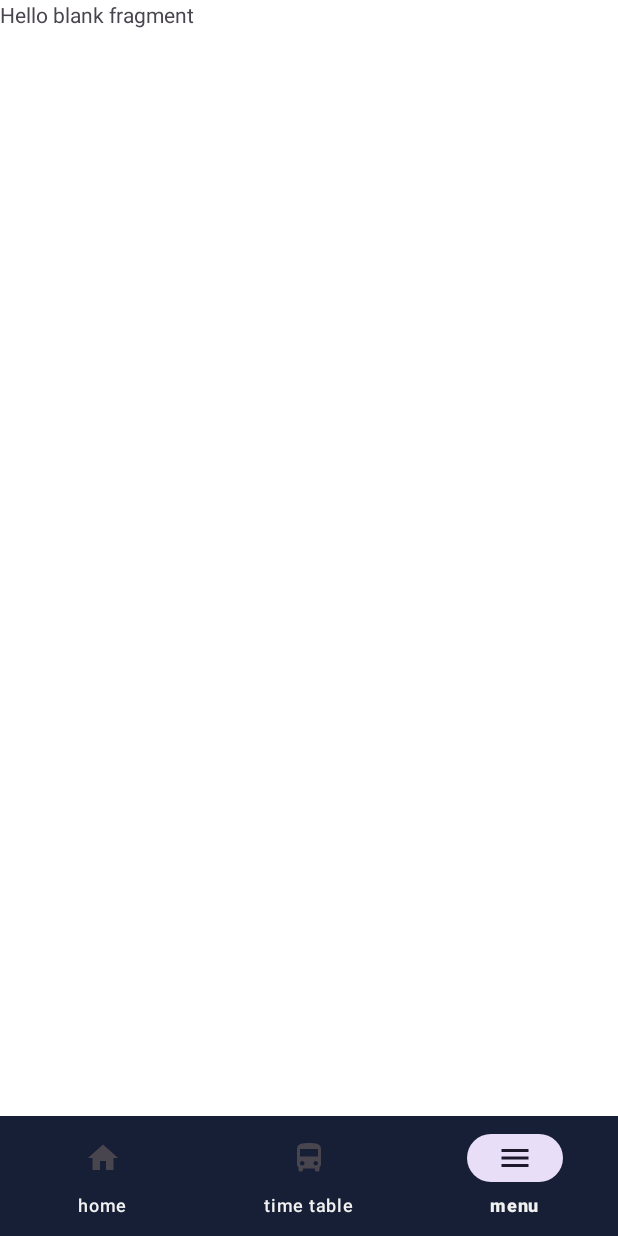
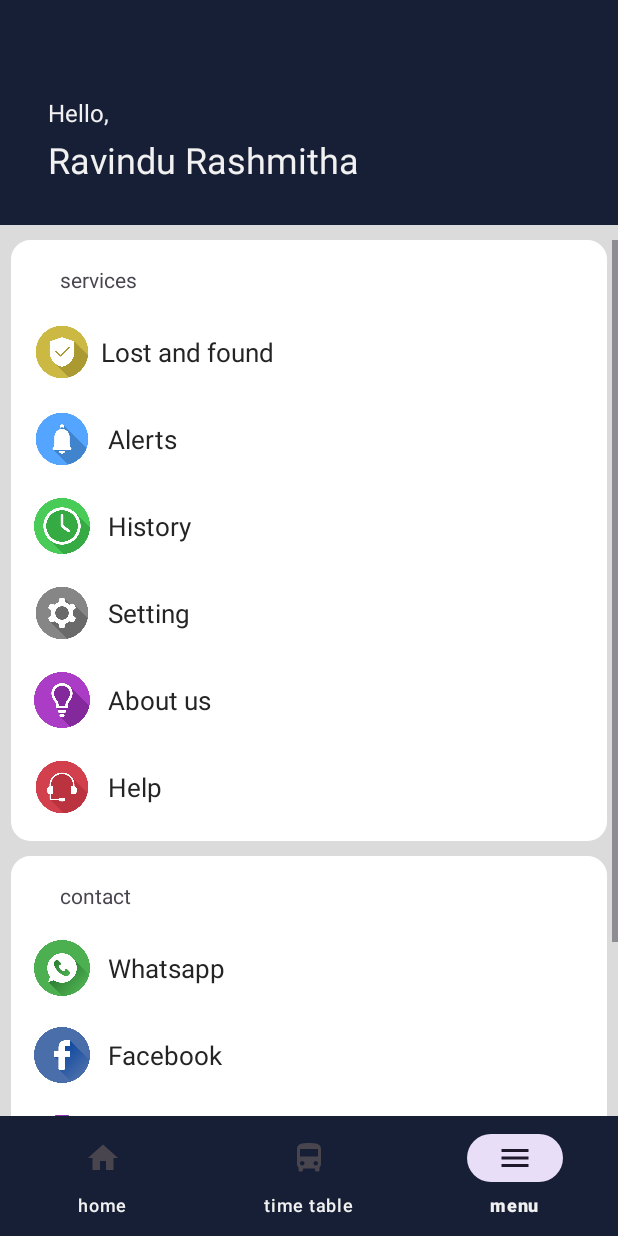
Before and after one commit to RaviRash2k/Bus-Booking-Mobile-Application, an Android app: the RouteManagerHome screen opened directly, with no data from a screen before it, item 3 of the bottom bar chosen, on a phone screen of 412 x 824 dp. Run offline under Robolectric (Android 15) with nearby library versions, the phone set to English and light mode, and no system bars.

Commit message:
Logout function for route manager

```diff
--- a/app/src/main/AndroidManifest.xml
+++ b/app/src/main/AndroidManifest.xml
@@ -15,6 +15,9 @@
         android:supportsRtl="true"
         android:theme="@style/Theme.BusBookingApplication"
         tools:targetApi="31">
+        <activity
+            android:name=".users.routeManager.routeManagerFragment.RouteManagerMenu.RouteManagerMenuActivity"
+            android:exported="false" />
         <activity
             android:name=".users.routeManager.routeManagerFragment.TimeTableManage.UpdateTimeTable"
             android:exported="false" />
--- a/app/src/main/java/com/example/busbookingapplication/users/routeManager/RouteManagerHome.java
+++ b/app/src/main/java/com/example/busbookingapplication/users/routeManager/RouteManagerHome.java
@@ -19,6 +19,7 @@ import com.example.busbookingapplication.users.customer.customerFragments.custom
 import com.example.busbookingapplication.users.customer.customerFragments.customerHome.CusHomeFragment;
 import com.example.busbookingapplication.users.customer.customerFragments.customerMenu.CustomerMenuFragment;
 import com.example.busbookingapplication.users.routeManager.routeManagerFragment.RouteManagerHome.RouteManagerHomeFragment;
+import com.example.busbookingapplication.users.routeManager.routeManagerFragment.RouteManagerMenu.RouteManagerMenuFragment;
 import com.example.busbookingapplication.users.routeManager.routeManagerFragment.TimeTableManage.SelectRoute;
 import com.google.android.material.bottomnavigation.BottomNavigationView;
 
@@ -50,8 +51,8 @@ public class RouteManagerHome extends AppCompatActivity {
                 } else if (itemId == R.id.homeRouteManager) {
                     loadFragment(new RouteManagerHomeFragment(), false);
 
-                } else if (itemId == R.id.setting) {
-                    loadFragment(new RouteManagerHomeFragment(), false);
+                } else if (itemId == R.id.menu) {
+                    loadFragment(new RouteManagerMenuFragment(), false);
 
                 }
                 return true;
--- /dev/null
+++ b/app/src/main/java/com/example/busbookingapplication/users/routeManager/routeManagerFragment/RouteManagerMenu/RouteManagerMenuFragment.java
@@ -0,0 +1,66 @@
+package com.example.busbookingapplication.users.routeManager.routeManagerFragment.RouteManagerMenu;
+
+import android.content.DialogInterface;
+import android.content.Intent;
+import android.content.SharedPreferences;
+import android.os.Bundle;
+
+import androidx.appcompat.app.AlertDialog;
+import androidx.fragment.app.Fragment;
+
+import android.view.LayoutInflater;
+import android.view.View;
+import android.view.ViewGroup;
+import android.widget.LinearLayout;
+
+import com.example.busbookingapplication.R;
+import com.example.busbookingapplication.registerAndLogin.login.LoginActivity;
+
+public class RouteManagerMenuFragment extends Fragment {
+
+    LinearLayout routeLogout;
+
+    @Override
+    public View onCreateView(LayoutInflater inflater, ViewGroup container,
+                             Bundle savedInstanceState) {
+        View rootView = inflater.inflate(R.layout.fragment_route_manager_menu, container, false);
+
+        //Logout of customer
+
+        routeLogout = rootView.findViewById(R.id.routeLogout);
+
+        SharedPreferences sharedPreferences = requireActivity().getSharedPreferences("CurrentUser", getContext().MODE_PRIVATE);
+        SharedPreferences.Editor editor = sharedPreferences.edit();
+        routeLogout.setOnClickListener(new View.OnClickListener() {
+            @Override
+            public void onClick(View v) {
+
+                AlertDialog.Builder builder = new AlertDialog.Builder(v.getContext());
+                builder.setMessage("Are you sure logout ?");
+
+                builder.setPositiveButton("logout", new DialogInterface.OnClickListener() {
+                    @Override
+                    public void onClick(DialogInterface dialog, int which) {
+
+                        editor.clear();
+                        editor.apply();
+
+                        Intent i = new Intent(getActivity(), LoginActivity.class);
+                        startActivity(i);
+                    }
+                });
+                builder.setNegativeButton("Cancel", new DialogInterface.OnClickListener() {
+                    @Override
+                    public void onClick(DialogInterface dialog, int which) {
+                        dialog.dismiss();
+                    }
+                });
+
+                AlertDialog alertDialog = builder.create();
+                alertDialog.show();
+            }
+        });
+
+        return rootView;
+    }
+}
--- /dev/null
+++ b/app/src/main/res/layout/fragment_route_manager_menu.xml
@@ -0,0 +1,281 @@
+<?xml version="1.0" encoding="utf-8"?>
+    <LinearLayout xmlns:android="http://schemas.android.com/apk/res/android"
+        xmlns:app="http://schemas.android.com/apk/res-auto"
+        xmlns:tools="http://schemas.android.com/tools"
+        android:layout_width="match_parent"
+        android:layout_height="match_parent"
+        android:orientation="vertical"
+        android:background="@color/my_bckground"
+        tools:context=".users.routeManager.routeManagerFragment.RouteManagerMenu.RouteManagerMenuFragment">
+
+        <!-- TODO: Update blank fragment layout -->
+        <androidx.constraintlayout.widget.ConstraintLayout
+            android:layout_width="match_parent"
+            android:layout_height="150dp"
+            android:layout_marginBottom="10dp"
+            android:background="@color/main">
+
+            <TextView
+                android:id="@+id/textView"
+                android:layout_width="wrap_content"
+                android:layout_height="wrap_content"
+                android:layout_marginStart="32dp"
+                android:layout_marginTop="64dp"
+                android:text="Hello,"
+                android:textColor="@color/text"
+                android:textSize="16sp"
+                app:layout_constraintStart_toStartOf="parent"
+                app:layout_constraintTop_toTopOf="parent" />
+
+            <TextView
+                android:layout_width="wrap_content"
+                android:layout_height="wrap_content"
+                android:layout_marginTop="4dp"
+                android:text="Ravindu Rashmitha"
+                android:textColor="@color/text"
+                android:textSize="24sp"
+                app:layout_constraintStart_toStartOf="@+id/textView"
+                app:layout_constraintTop_toBottomOf="@+id/textView" />
+        </androidx.constraintlayout.widget.ConstraintLayout>
+
+        <ScrollView
+            android:layout_width="match_parent"
+            android:layout_height="wrap_content">
+
+            <LinearLayout
+                android:layout_width="match_parent"
+                android:layout_height="wrap_content"
+                android:orientation="vertical">
+
+                <LinearLayout
+                    android:layout_width="match_parent"
+                    android:layout_height="wrap_content"
+                    android:layout_marginHorizontal="7dp"
+                    android:orientation="vertical"
+                    android:paddingHorizontal="15dp"
+                    android:layout_marginBottom="10dp"
+                    android:background="@drawable/menu_items_background">
+
+                    <TextView
+                        android:layout_width="match_parent"
+                        android:layout_height="wrap_content"
+                        android:text="services"
+                        android:paddingVertical="10dp"
+                        android:layout_marginStart="17dp"/>
+
+                    <LinearLayout
+                        android:layout_width="match_parent"
+                        android:layout_height="58dp"
+                        android:orientation="horizontal"
+                        android:gravity="center">
+                        <ImageView
+                            android:layout_width="37dp"
+                            android:layout_height="37dp"
+                            android:src="@drawable/security"/>
+                        <TextView
+                            android:layout_width="match_parent"
+                            android:layout_height="wrap_content"
+                            android:textSize="17sp"
+                            android:textColor="@color/dark_text"
+                            android:layout_marginStart="7dp"
+                            android:text="Lost and found"/>
+                    </LinearLayout>
+
+                    <LinearLayout
+                        android:layout_width="match_parent"
+                        android:layout_height="58dp"
+                        android:orientation="horizontal"
+                        android:gravity="center">
+                        <ImageView
+                            android:layout_width="37dp"
+                            android:layout_height="37dp"
+                            android:src="@drawable/notification"/>
+                        <TextView
+                            android:layout_width="match_parent"
+                            android:layout_height="wrap_content"
+                            android:textSize="17sp"
+                            android:textColor="@color/dark_text"
+                            android:layout_marginStart="12dp"
+                            android:text="Alerts"/>
+                    </LinearLayout>
+
+                    <LinearLayout
+                        android:layout_width="match_parent"
+                        android:layout_height="58dp"
+                        android:orientation="horizontal"
+                        android:gravity="center">
+                        <ImageView
+                            android:layout_width="37dp"
+                            android:layout_height="37dp"
+                            android:src="@drawable/clock"/>
+                        <TextView
+                            android:layout_width="match_parent"
+                            android:layout_height="wrap_content"
+                            android:textSize="17sp"
+                            android:textColor="@color/dark_text"
+                            android:layout_marginStart="12dp"
+                            android:text="History"/>
+                    </LinearLayout>
+
+                    <LinearLayout
+                        android:layout_width="match_parent"
+                        android:layout_height="58dp"
+                        android:orientation="horizontal"
+                        android:gravity="center">
+                        <ImageView
+                            android:layout_width="37dp"
+                            android:layout_height="37dp"
+                            android:src="@drawable/setting"/>
+                        <TextView
+                            android:layout_width="match_parent"
+                            android:layout_height="wrap_content"
+                            android:textSize="17sp"
+                            android:textColor="@color/dark_text"
+                            android:layout_marginStart="12dp"
+                            android:text="Setting"/>
+                    </LinearLayout>
+
+                    <LinearLayout
+                        android:layout_width="match_parent"
+                        android:layout_height="58dp"
+                        android:orientation="horizontal"
+                        android:gravity="center">
+                        <ImageView
+                            android:layout_width="37dp"
+                            android:layout_height="37dp"
+                            android:src="@drawable/bulb"/>
+                        <TextView
+                            android:layout_width="match_parent"
+                            android:layout_height="wrap_content"
+                            android:textSize="17sp"
+                            android:textColor="@color/dark_text"
+                            android:layout_marginStart="12dp"
+                            android:text="About us"/>
+                    </LinearLayout>
+
+                    <LinearLayout
+                        android:layout_width="match_parent"
+                        android:layout_height="58dp"
+                        android:orientation="horizontal"
+                        android:gravity="center">
+                        <ImageView
+                            android:layout_width="37dp"
+                            android:layout_height="37dp"
+                            android:src="@drawable/customer_service"/>
+                        <TextView
+                            android:layout_width="match_parent"
+                            android:layout_height="wrap_content"
+                            android:textSize="17sp"
+                            android:textColor="@color/dark_text"
+                            android:layout_marginStart="12dp"
+                            android:text="Help"/>
+                    </LinearLayout>
+
+                </LinearLayout>
+
+                <LinearLayout
+                    android:layout_width="match_parent"
+                    android:layout_height="wrap_content"
+                    android:layout_marginHorizontal="7dp"
+                    android:orientation="vertical"
+                    android:paddingHorizontal="15dp"
+                    android:layout_marginBottom="10dp"
+                    android:background="@drawable/menu_items_background">
+
+                    <TextView
+                        android:layout_width="match_parent"
+                        android:layout_height="wrap_content"
+                        android:text="contact"
+                        android:paddingVertical="10dp"
+                        android:layout_marginStart="17dp"/>
+
+                    <LinearLayout
+                        android:layout_width="match_parent"
+                        android:layout_height="58dp"
+                        android:orientation="horizontal"
+                        android:gravity="center">
+                        <ImageView
+                            android:layout_width="37dp"
+                            android:layout_height="37dp"
+                            android:src="@drawable/whatsapp"/>
+                        <TextView
+                            android:layout_width="match_parent"
+                            android:layout_height="wrap_content"
+                            android:textSize="17sp"
+                            android:textColor="@color/dark_text"
+                            android:layout_marginStart="12dp"
+                            android:text="Whatsapp"/>
+                    </LinearLayout>
+
+                    <LinearLayout
+                        android:layout_width="match_parent"
+                        android:layout_height="58dp"
+                        android:orientation="horizontal"
+                        android:gravity="center">
+                        <ImageView
+                            android:layout_width="37dp"
+                            android:layout_height="37dp"
+                            android:src="@drawable/facebook"/>
+                        <TextView
+                            android:layout_width="match_parent"
+                            android:layout_height="wrap_content"
+                            android:textSize="17sp"
+                            android:textColor="@color/dark_text"
+                            android:layout_marginStart="12dp"
+                            android:text="Facebook"/>
+                    </LinearLayout>
+
+                    <LinearLayout
+                        android:layout_width="match_parent"
+                        android:layout_height="58dp"
+                        android:orientation="horizontal"
+                        android:gravity="center">
+                        <ImageView
+                            android:layout_width="37dp"
+                            android:layout_height="37dp"
+                            android:src="@drawable/instagram"/>
+                        <TextView
+                            android:layout_width="match_parent"
+                            android:layout_height="wrap_content"
+                            android:textSize="17sp"
+                            android:textColor="@color/dark_text"
+                            android:layout_marginStart="12dp"
+                            android:text="Instagram"/>
+                    </LinearLayout>
+
+                </LinearLayout>
+
+                <LinearLayout
+                    android:layout_width="match_parent"
+                    android:layout_height="wrap_content"
+                    android:layout_marginHorizontal="7dp"
+                    android:orientation="vertical"
+                    android:paddingHorizontal="15dp"
+                    android:layout_marginBottom="10dp"
+                    android:background="@drawable/menu_items_background">
+
+                    <LinearLayout
+                        android:id="@+id/routeLogout"
+                        android:layout_width="match_parent"
+                        android:layout_height="58dp"
+                        android:orientation="horizontal"
+                        android:gravity="center">
+                        <ImageView
+                            android:layout_width="37dp"
+                            android:layout_height="37dp"
+                            android:src="@drawable/logout"/>
+                        <TextView
+                            android:layout_width="match_parent"
+                            android:layout_height="wrap_content"
+                            android:textSize="17sp"
+                            android:textColor="@color/dark_text"
+                            android:layout_marginStart="12dp"
+                            android:text="Logout"/>
+                    </LinearLayout>
+
+                </LinearLayout>
+            </LinearLayout>
+        </ScrollView>
+
+
+    </LinearLayout>
--- a/app/src/main/res/menu/route_manager_nav.xml
+++ b/app/src/main/res/menu/route_manager_nav.xml
@@ -14,7 +14,7 @@
         android:title="time table"
         android:icon="@drawable/baseline_directions_bus_24"/>
     <item
-        android:id="@+id/setting"
+        android:id="@+id/menu"
         android:layout_width="wrap_content"
         android:layout_height="wrap_content"
         android:title="menu"
```
